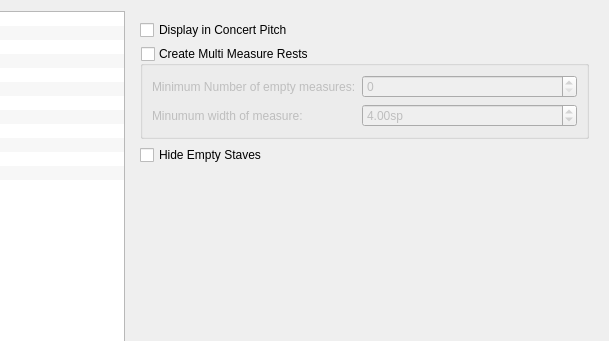
This is mscore/mscore/editstyle.ui in musescore/musescore-old as Qt 5 draws it before an edit; both pictures show x 261 to 870 and y 0 to 341 of the 870 by 475 pixel window. The edited form follows.
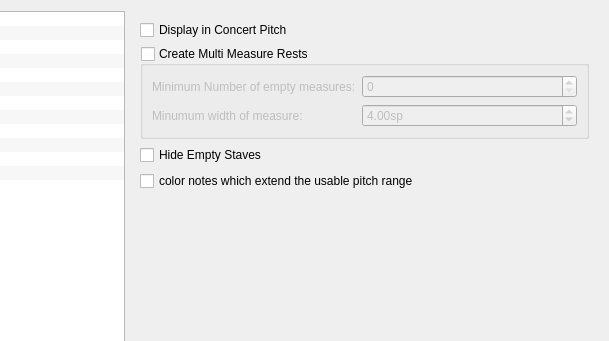
This is the edited form. Icons and pictures are not drawn.

The edit to the form file:
```diff
--- a/mscore/mscore/editstyle.ui
+++ b/mscore/mscore/editstyle.ui
@@ -200,6 +200,13 @@
          </property>
         </widget>
        </item>
+       <item>
+        <widget class="QCheckBox" name="warnPitchRange">
+         <property name="text">
+          <string>color notes which extend the usable pitch range</string>
+         </property>
+        </widget>
+       </item>
        <item>
         <spacer name="verticalSpacer">
          <property name="orientation">
```
